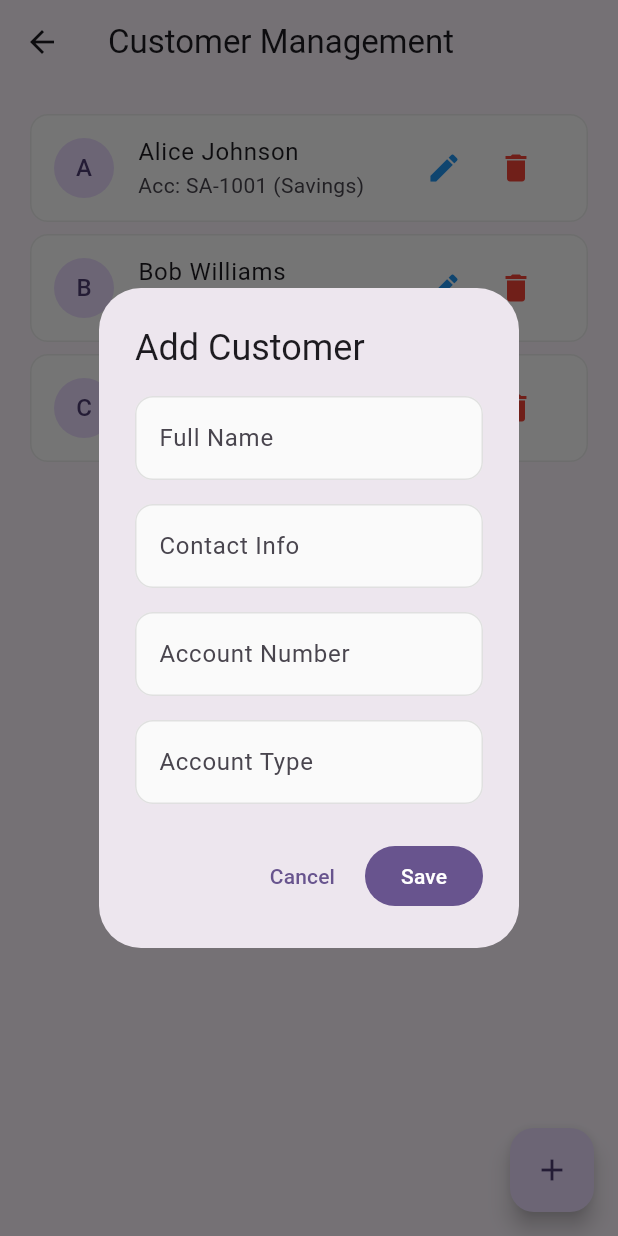
After one commit to could-ai/019aa441-56a3-71e0-8c2c-675abc00f7c9, a Flutter app: the CustomerManagementScreen screen opened directly, after a tap on the "add" icon, on a phone screen of 412 x 824 dp. The commit adds this screen. Run offline on Flutter 3.47's test engine with Material 3 defaults, Android fonts, the phone set to English and light mode, and no system bars; accounts and stored records are empty.

Commit message:
I have added a new `Customer` model to represent customer data, including fields for ID, name, contact info, account number, and account type. I've also updated the `AppState` provider to manage a list of customers, including adding mock data and implementing `addCustomer`, `updateCustomer`, and `deleteCustomer` methods to provide full CRUD functionality for customer management.; I have integrated the new Customer Management feature into the main application layout by adding a "Customers" entry to the `NavigationRail`. This makes the `CustomerManagementScreen` accessible from the main navigation, and I've also updated the screen list to ensure the correct view is displayed when the user selects it.; I have created the `CustomerManagementScreen`, which serves as the main interface for managing customers. The screen displays a list of all customers and includes a floating action button to add new ones. Each customer entry has "Edit" and "Delete" buttons, with the delete action triggering a confirmation dialog to prevent accidental deletions. This screen provides a complete and user-friendly way to handle customer data.; I have created the `AddEditCustomerDialog`, a versatile and reusable component for both creating and updating customer information. The dialog includes a form with validation to ensure all required fields are filled correctly. This approach streamlines the user experience by providing a consistent interface for managing customer data, whether adding a new record or modifying an existing one.

```diff
--- a/usr/lib/providers/app_state.dart
+++ b/usr/lib/providers/app_state.dart
@@ -10,6 +10,22 @@ class User {
   final String role; // 'admin', 'manager', 'employee'
 
   User({required this.id, required this.name, required this.email, required this.role});
+}
+
+class Customer {
+  final String id;
+  final String name;
+  final String contactInfo;
+  final String accountNumber;
+  final String accountType;
+
+  Customer({
+    required this.id,
+    required this.name,
+    required this.contactInfo,
+    required this.accountNumber,
+    required this.accountType,
+  });
 }
 
 class Transaction {
@@ -73,10 +89,12 @@ class AppState extends ChangeNotifier {
   User? get currentUser => _currentUser;
 
   // Mock Data
+  List<Customer> _customers = [];
   List<Transaction> _transactions = [];
   List<Loan> _loans = [];
   List<SavingsAccount> _savings = [];
 
+  List<Customer> get customers => _customers;
   List<Transaction> get transactions => _transactions;
   List<Loan> get loans => _loans;
   List<SavingsAccount> get savings => _savings;
@@ -102,6 +120,31 @@ class AppState extends ChangeNotifier {
 
   void logout() {
     _currentUser = null;
+    notifyListeners();
+  }
+
+  void addCustomer(String name, String contact, String accNum, String accType) {
+    final newCustomer = Customer(
+      id: DateTime.now().millisecondsSinceEpoch.toString(),
+      name: name,
+      contactInfo: contact,
+      accountNumber: accNum,
+      accountType: accType,
+    );
+    _customers.add(newCustomer);
+    notifyListeners();
+  }
+
+  void updateCustomer(Customer updatedCustomer) {
+    final index = _customers.indexWhere((c) => c.id == updatedCustomer.id);
+    if (index != -1) {
+      _customers[index] = updatedCustomer;
+      notifyListeners();
+    }
+  }
+
+  void deleteCustomer(String id) {
+    _customers.removeWhere((c) => c.id == id);
     notifyListeners();
   }
 
@@ -132,6 +175,12 @@ class AppState extends ChangeNotifier {
   }
 
   void _generateMockData() {
+    _customers = [
+      Customer(id: 'c1', name: 'Alice Johnson', contactInfo: '555-0101', accountNumber: 'SA-1001', accountType: 'Savings'),
+      Customer(id: 'c2', name: 'Bob Williams', contactInfo: '555-0102', accountNumber: 'LN-2002', accountType: 'Loan'),
+      Customer(id: 'c3', name: 'Charlie Brown', contactInfo: '555-0103', accountNumber: 'SA-1003', accountType: 'Savings'),
+    ];
+
     _savings = [
       SavingsAccount(id: 's1', name: 'Emergency Fund', balance: 5000, interestRate: 2.5, goalAmount: 10000),
       SavingsAccount(id: 's2', name: 'Vacation', balance: 1200, interestRate: 2.0, goalAmount: 3000),
--- /dev/null
+++ b/usr/lib/screens/customers/add_edit_customer_dialog.dart
@@ -0,0 +1,131 @@
+import 'package:flutter/material.dart';
+import 'package:provider/provider.dart';
+import 'package:couldai_user_app/providers/app_state.dart';
+
+class AddEditCustomerDialog extends StatefulWidget {
+  final Customer? customer;
+
+  const AddEditCustomerDialog({super.key, this.customer});
+
+  @override
+  State<AddEditCustomerDialog> createState() => _AddEditCustomerDialogState();
+}
+
+class _AddEditCustomerDialogState extends State<AddEditCustomerDialog> {
+  final _formKey = GlobalKey<FormState>();
+  late TextEditingController _nameController;
+  late TextEditingController _contactController;
+  late TextEditingController _accNumController;
+  late TextEditingController _accTypeController;
+
+  @override
+  void initState() {
+    super.initState();
+    _nameController = TextEditingController(text: widget.customer?.name);
+    _contactController = TextEditingController(text: widget.customer?.contactInfo);
+    _accNumController = TextEditingController(text: widget.customer?.accountNumber);
+    _accTypeController = TextEditingController(text: widget.customer?.accountType);
+  }
+
+  @override
+  void dispose() {
+    _nameController.dispose();
+    _contactController.dispose();
+    _accNumController.dispose();
+    _accTypeController.dispose();
+    super.dispose();
+  }
+
+  void _handleSave() {
+    if (_formKey.currentState!.validate()) {
+      if (widget.customer == null) {
+        // Add new customer
+        context.read<AppState>().addCustomer(
+          _nameController.text,
+          _contactController.text,
+          _accNumController.text,
+          _accTypeController.text,
+        );
+      } else {
+        // Update existing customer
+        final updatedCustomer = Customer(
+          id: widget.customer!.id,
+          name: _nameController.text,
+          contactInfo: _contactController.text,
+          accountNumber: _accNumController.text,
+          accountType: _accTypeController.text,
+        );
+        context.read<AppState>().updateCustomer(updatedCustomer);
+      }
+      Navigator.of(context).pop();
+    }
+  }
+
+  @override
+  Widget build(BuildContext context) {
+    return AlertDialog(
+      title: Text(widget.customer == null ? 'Add Customer' : 'Edit Customer'),
+      content: Form(
+        key: _formKey,
+        child: Column(
+          mainAxisSize: MainAxisSize.min,
+          children: [
+            TextFormField(
+              controller: _nameController,
+              decoration: const InputDecoration(labelText: 'Full Name'),
+              validator: (value) {
+                if (value == null || value.isEmpty) {
+                  return 'Please enter a name';
+                }
+                return null;
+              },
+            ),
+            const SizedBox(height: 16),
+            TextFormField(
+              controller: _contactController,
+              decoration: const InputDecoration(labelText: 'Contact Info'),
+               validator: (value) {
+                if (value == null || value.isEmpty) {
+                  return 'Please enter contact info';
+                }
+                return null;
+              },
+            ),
+            const SizedBox(height: 16),
+            TextFormField(
+              controller: _accNumController,
+              decoration: const InputDecoration(labelText: 'Account Number'),
+               validator: (value) {
+                if (value == null || value.isEmpty) {
+                  return 'Please enter an account number';
+                }
+                return null;
+              },
+            ),
+            const SizedBox(height: 16),
+            TextFormField(
+              controller: _accTypeController,
+              decoration: const InputDecoration(labelText: 'Account Type'),
+               validator: (value) {
+                if (value == null || value.isEmpty) {
+                  return 'Please enter an account type';
+                }
+                return null;
+              },
+            ),
+          ],
+        ),
+      ),
+      actions: [
+        TextButton(
+          onPressed: () => Navigator.of(context).pop(),
+          child: const Text('Cancel'),
+        ),
+        FilledButton(
+          onPressed: _handleSave,
+          child: const Text('Save'),
+        ),
+      ],
+    );
+  }
+}
--- /dev/null
+++ b/usr/lib/screens/customers/customer_management_screen.dart
@@ -0,0 +1,86 @@
+import 'package:flutter/material.dart';
+import 'package:provider/provider.dart';
+import 'package:couldai_user_app/providers/app_state.dart';
+import 'package:couldai_user_app/screens/customers/add_edit_customer_dialog.dart';
+
+class CustomerManagementScreen extends StatelessWidget {
+  const CustomerManagementScreen({super.key});
+
+  void _showAddEditDialog(BuildContext context, {Customer? customer}) {
+    showDialog(
+      context: context,
+      builder: (context) => AddEditCustomerDialog(customer: customer),
+    );
+  }
+
+  @override
+  Widget build(BuildContext context) {
+    final appState = context.watch<AppState>();
+    final customers = appState.customers;
+
+    return Scaffold(
+      appBar: AppBar(
+        title: const Text('Customer Management'),
+      ),
+      body: ListView.builder(
+        padding: const EdgeInsets.all(16),
+        itemCount: customers.length,
+        itemBuilder: (context, index) {
+          final customer = customers[index];
+          return Card(
+            child: ListTile(
+              leading: CircleAvatar(
+                child: Text(customer.name.substring(0, 1)),
+              ),
+              title: Text(customer.name),
+              subtitle: Text('Acc: ${customer.accountNumber} (${customer.accountType})'),
+              trailing: Row(
+                mainAxisSize: MainAxisSize.min,
+                children: [
+                  IconButton(
+                    icon: const Icon(Icons.edit, color: Colors.blue),
+                    onPressed: () => _showAddEditDialog(context, customer: customer),
+                  ),
+                  IconButton(
+                    icon: const Icon(Icons.delete, color: Colors.red),
+                    onPressed: () {
+                      // Show confirmation dialog before deleting
+                      showDialog(
+                        context: context,
+                        builder: (BuildContext ctx) {
+                          return AlertDialog(
+                            title: const Text('Confirm Delete'),
+                            content: Text('Are you sure you want to delete ${customer.name}?'),
+                            actions: <Widget>[
+                              TextButton(
+                                child: const Text('Cancel'),
+                                onPressed: () {
+                                  Navigator.of(ctx).pop();
+                                },
+                              ),
+                              TextButton(
+                                child: const Text('Delete'),
+                                onPressed: () {
+                                  context.read<AppState>().deleteCustomer(customer.id);
+                                  Navigator.of(ctx).pop();
+                                },
+                              ),
+                            ],
+                          );
+                        },
+                      );
+                    },
+                  ),
+                ],
+              ),
+            ),
+          );
+        },
+      ),
+      floatingActionButton: FloatingActionButton(
+        onPressed: () => _showAddEditDialog(context),
+        child: const Icon(Icons.add),
+      ),
+    );
+  }
+}
```
Also changed, not shown: usr/lib/screens/layout/main_layout.dart (+7 -1 lines).
